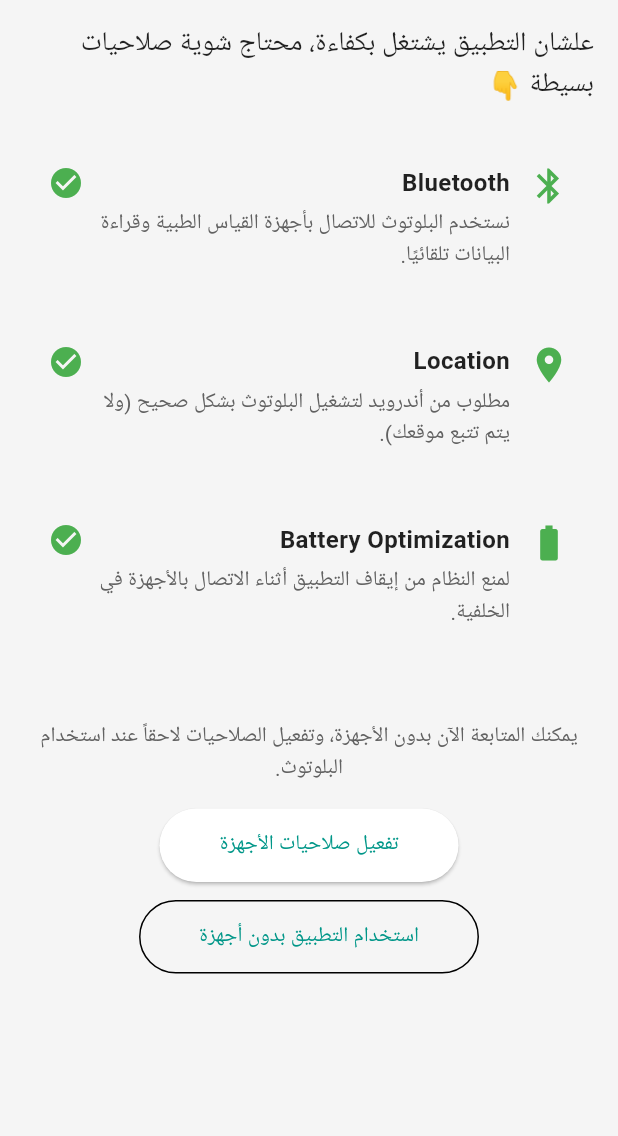
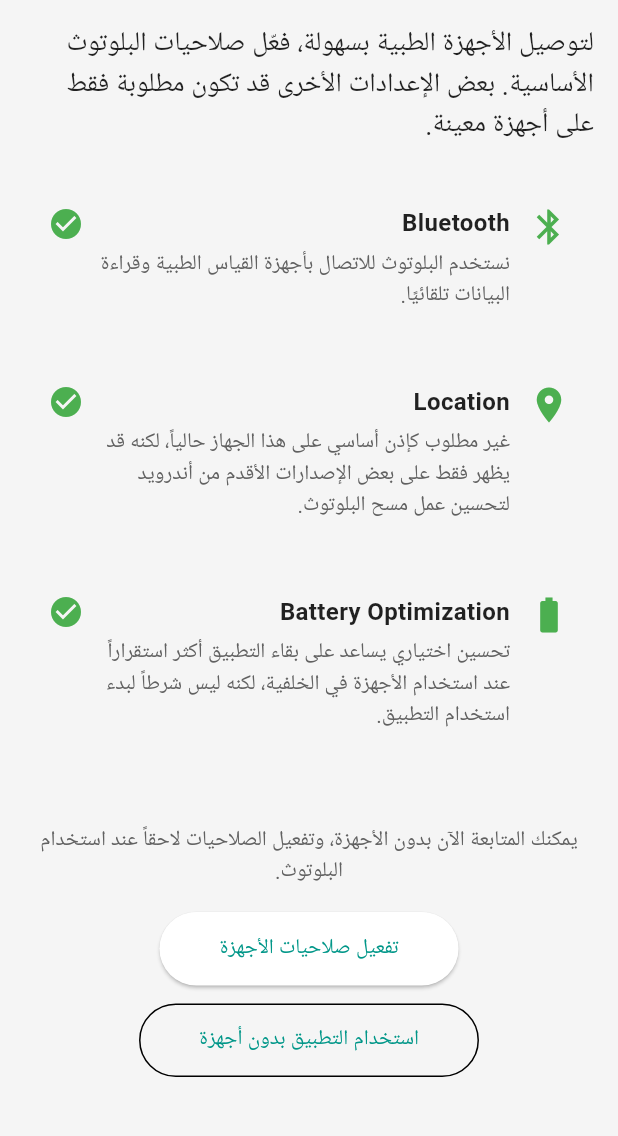
Before and after one commit to qwdfnm09-alt/smart-health-home-kit, a Flutter app: the screen it shows after launch, on a phone screen of 412 x 824 dp, the part 84-1220 px from its top. Run offline on Flutter 3.47's test engine with Material 3 defaults, Android fonts, the phone set to English and light mode, and no system bars; our stand-ins replace device_info_plus, firebase_core, firebase_crashlytics, fl_chart, flutter_blue_plus, flutter_local_notifications and 12 more; missing offline and left inert: battery_optimization_helper; accounts and stored records are empty.

Commit message:
Update privacy policy, project context, and permission handling in setup screen

```diff
--- a/lib/screens/setup_screen.dart
+++ b/lib/screens/setup_screen.dart
@@ -18,6 +18,7 @@ class _SetupScreenState extends State<SetupScreen>
     with SingleTickerProviderStateMixin {
   bool _bluetoothGranted = false;
   bool _locationGranted = false;
+  bool _locationRequired = false;
   bool _batteryUnrestricted = false;
   bool _loading = false;
 
@@ -61,12 +62,14 @@ class _SetupScreenState extends State<SetupScreen>
         ? await Permission.bluetoothScan.isGranted &&
             await Permission.bluetoothConnect.isGranted
         : true;
+    final locationRequired = await PermissionsHelper.isLocationRequiredForBle();
     final location = await Permission.locationWhenInUse.isGranted;
     final battery = await PermissionsHelper.isBatteryOptimizationDisabled();
 
     setState(() {
       _bluetoothGranted = bluetooth;
       _locationGranted = location;
+      _locationRequired = locationRequired;
       _batteryUnrestricted = battery;
     });
 
@@ -201,7 +204,7 @@ class _SetupScreenState extends State<SetupScreen>
         child: Column(
           children: [
             const Text(
-              "علشان التطبيق يشتغل بكفاءة، محتاج شوية صلاحيات بسيطة 👇",
+              "لتوصيل الأجهزة الطبية بسهولة، فعّل صلاحيات البلوتوث الأساسية. بعض الإعدادات الأخرى قد تكون مطلوبة فقط على أجهزة معينة.",
               style: TextStyle(fontSize: 18),
             ),
             const SizedBox(height: 24),
@@ -217,7 +220,9 @@ class _SetupScreenState extends State<SetupScreen>
             _permissionCard(
               title: "Location",
               description:
-              "مطلوب من أندرويد لتشغيل البلوتوث بشكل صحيح (ولا يتم تتبع موقعك).",
+              _locationRequired
+                  ? "قد يطلب أندرويد هذا الإذن على بعض الأجهزة أو الإصدارات الأقدم حتى يعمل مسح البلوتوث بشكل صحيح. لا نستخدمه لتتبع موقعك."
+                  : "غير مطلوب كإذن أساسي على هذا الجهاز حالياً، لكنه قد يظهر فقط على بعض الإصدارات الأقدم من أندرويد لتحسين عمل مسح البلوتوث.",
               granted: _locationGranted,
               icon: Icons.location_on,
             ),
@@ -225,7 +230,7 @@ class _SetupScreenState extends State<SetupScreen>
             _permissionCard(
               title: "Battery Optimization",
               description:
-              "لمنع النظام من إيقاف التطبيق أثناء الاتصال بالأجهزة في الخلفية.",
+              "تحسين اختياري يساعد على بقاء التطبيق أكثر استقراراً عند استخدام الأجهزة في الخلفية، لكنه ليس شرطاً لبدء استخدام التطبيق.",
               granted: _batteryUnrestricted,
               icon: Icons.battery_full,
               action: !_batteryUnrestricted
```
Also changed, not shown: 2 other files.
